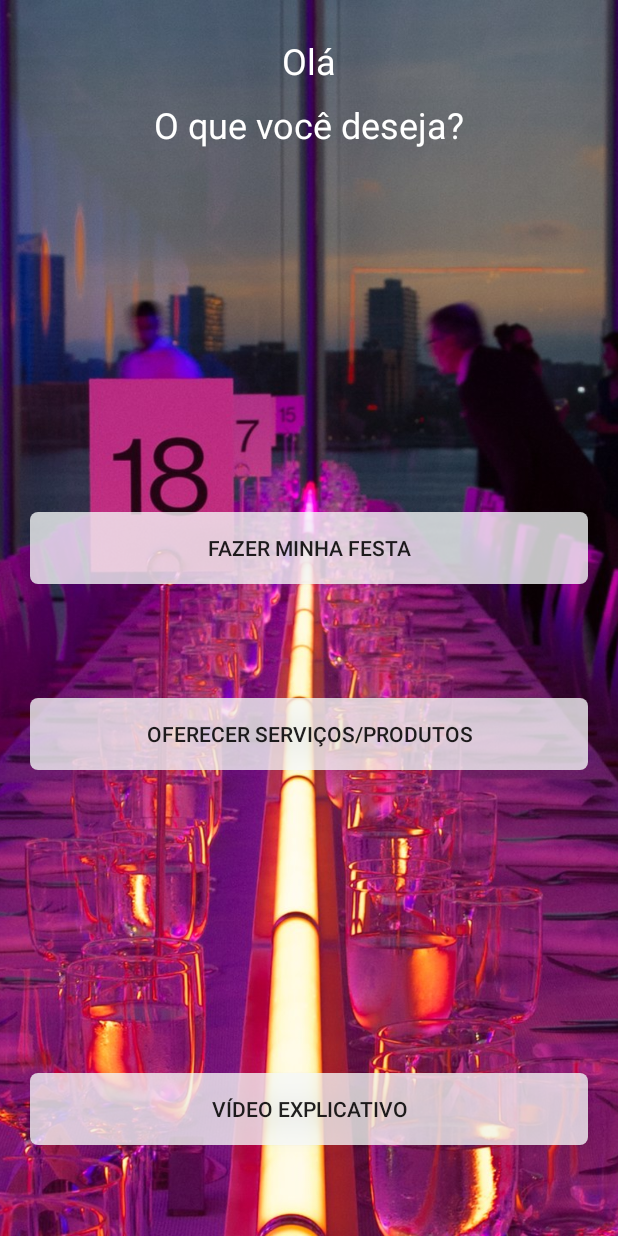
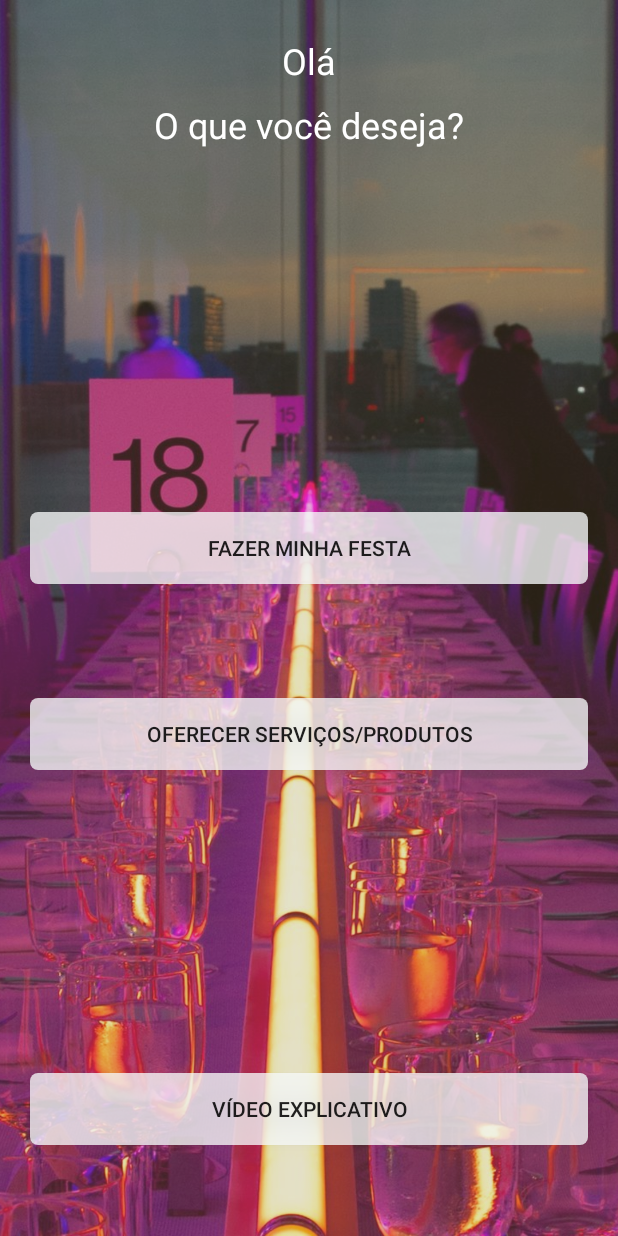
Before and after one commit to rosrcharch/eventos-app, an Android app: the screen it shows after launch (MainActivity), on a phone screen of 412 x 824 dp. Run offline under Robolectric (Android 15) with nearby library versions, the phone set to English and light mode, and no system bars.

Commit message:
mudanças na tela principal

```diff
--- a/app/build.gradle
+++ b/app/build.gradle
@@ -32,6 +32,7 @@ dependencies {
     implementation 'com.ogaclejapan.smarttablayout:library:1.7.0@aar'
     implementation 'com.ogaclejapan.smarttablayout:utils-v4:1.7.0@aar'
 
+
 /*    //Optional: see how to use the utility.
     implementation 'com.ogaclejapan.smarttablayout:utils-v4:1.7.0@aar'
 
--- a/app/src/main/java/com/example/festaseeventos/Activity/Fragments/InformacoesFragment.java
+++ b/app/src/main/java/com/example/festaseeventos/Activity/Fragments/InformacoesFragment.java
@@ -34,7 +34,7 @@ public class InformacoesFragment extends Fragment {
         View view = inflater.inflate(R.layout.fragment_informacoes, container, false);
 
         //Configurando o adapter e a listagem dos itens
-        final ArrayAdapter<String> adapter = new ArrayAdapter<String>(this.getActivity(), android.R.layout.simple_spinner_dropdown_item, cardViewNome);
+        ArrayAdapter<String> adapter = new ArrayAdapter<String>(this.getActivity(), android.R.layout.simple_spinner_dropdown_item, cardViewNome);
         adapter.setDropDownViewResource(android.R.layout.simple_spinner_dropdown_item);
 
         //Configuração do spinner do layout
--- a/app/src/main/res/layout/activity_main.xml
+++ b/app/src/main/res/layout/activity_main.xml
@@ -8,30 +8,28 @@
     android:focusableInTouchMode="false"
     tools:context=".Activity.MainActivity">
 
-    <Button
-        android:id="@+id/btnCadastrarFesta"
-        style="@style/Botao_tela_principal"
-        android:layout_height="wrap_content"
-        android:onClick="cadastrarFesta"
-        android:text="@string/stringBtnFesta"
+    <ImageView
+        android:id="@+id/imageView2"
+        android:layout_width="match_parent"
+        android:layout_height="match_parent"
+        android:contentDescription="@string/stringDescricao"
+        android:scaleType="centerCrop"
         app:layout_constraintBottom_toBottomOf="parent"
         app:layout_constraintEnd_toEndOf="parent"
         app:layout_constraintStart_toStartOf="parent"
-        app:layout_constraintTop_toTopOf="@+id/imageView2"
-        app:layout_constraintVertical_bias="0.44" />
+        app:layout_constraintTop_toTopOf="parent"
+        app:srcCompat="@drawable/eventos_banner" />
 
-    <Button
-        android:id="@+id/btnOferecerServico"
-        style="@style/Botao_tela_principal"
-        android:background="@drawable/bg_button_customizado1"
-        android:onClick="cadastrarEmpresa"
-        android:text="@string/stringBtnOferecerServico"
+
+    <View
+        android:id="@+id/view"
+        android:layout_width="wrap_content"
+        android:layout_height="wrap_content"
+        android:background="@color/colorAccent"
         app:layout_constraintBottom_toBottomOf="parent"
         app:layout_constraintEnd_toEndOf="parent"
-        app:layout_constraintHorizontal_bias="0.0"
         app:layout_constraintStart_toStartOf="parent"
-        app:layout_constraintTop_toTopOf="@+id/imageView2"
-        app:layout_constraintVertical_bias="0.6" />
+        app:layout_constraintTop_toTopOf="parent" />
 
     <Button
         android:id="@+id/btnVideoExplicativo"
@@ -46,18 +44,29 @@
         app:layout_constraintTop_toBottomOf="@+id/textView2"
         app:layout_constraintVertical_bias="0.947" />
 
-    <ImageView
-        android:id="@+id/imageView2"
-        android:layout_width="match_parent"
-        android:layout_height="match_parent"
-        android:contentDescription="@string/stringDescricao"
-        android:scaleType="centerCrop"
+    <Button
+        android:id="@+id/btnCadastrarFesta"
+        style="@style/Botao_tela_principal"
+        android:layout_height="wrap_content"
+        android:onClick="cadastrarFesta"
+        android:text="@string/stringBtnFesta"
         app:layout_constraintBottom_toBottomOf="parent"
         app:layout_constraintEnd_toEndOf="parent"
         app:layout_constraintStart_toStartOf="parent"
         app:layout_constraintTop_toTopOf="parent"
-        app:srcCompat="@drawable/eventos_banner" />
+        app:layout_constraintVertical_bias="0.44" />
 
+    <TextView
+        android:id="@+id/textView2"
+        android:layout_width="wrap_content"
+        android:layout_height="wrap_content"
+        android:layout_marginTop="10dp"
+        android:text="@string/stringTextoPrincipal2"
+        android:textColor="@android:color/white"
+        android:textSize="24sp"
+        app:layout_constraintEnd_toEndOf="parent"
+        app:layout_constraintStart_toStartOf="parent"
+        app:layout_constraintTop_toBottomOf="@+id/textView" />
 
     <TextView
         android:id="@+id/textView"
@@ -71,16 +80,17 @@
         app:layout_constraintStart_toStartOf="parent"
         app:layout_constraintTop_toTopOf="parent" />
 
-    <TextView
-        android:id="@+id/textView2"
-        android:layout_width="wrap_content"
-        android:layout_height="wrap_content"
-        android:layout_marginTop="10dp"
-        android:text="@string/stringTextoPrincipal2"
-        android:textColor="@android:color/white"
-        android:textSize="24sp"
+    <Button
+        android:id="@+id/btnOferecerServico"
+        style="@style/Botao_tela_principal"
+        android:background="@drawable/bg_button_customizado1"
+        android:onClick="cadastrarEmpresa"
+        android:text="@string/stringBtnOferecerServico"
+        app:layout_constraintBottom_toBottomOf="parent"
         app:layout_constraintEnd_toEndOf="parent"
+        app:layout_constraintHorizontal_bias="0.0"
         app:layout_constraintStart_toStartOf="parent"
-        app:layout_constraintTop_toBottomOf="@+id/textView" />
+        app:layout_constraintTop_toTopOf="parent"
+        app:layout_constraintVertical_bias="0.6" />
 
 </androidx.constraintlayout.widget.ConstraintLayout>
--- a/app/src/main/res/layout/fragment_informacoes.xml
+++ b/app/src/main/res/layout/fragment_informacoes.xml
@@ -11,13 +11,10 @@
     <Spinner
         android:id="@+id/spinner_categoria"
         android:layout_width="match_parent"
-        android:layout_height="wrap_content" />
-
-    <ImageView
-        android:id="@+id/imageView2"
-        android:layout_width="match_parent"
-        android:layout_height="wrap_content"/>
-
+        android:layout_height="48dp"
+        android:layout_margin="12dp"
+        android:padding="8dp"
+        android:spinnerMode="dialog" />
 
 
 </LinearLayout>
--- a/app/src/main/res/values/colors.xml
+++ b/app/src/main/res/values/colors.xml
@@ -3,5 +3,5 @@
     <color name="colorPrimary">#2196f3</color>
     <color name="colorPrimaryDark">#0069c0</color>
     <color name="colorPrimaryLight">#6ec6ff</color>
-    <color name="colorAccent">#9e9e9e</color>
+    <color name="colorAccent">#3D8F8B55</color>
 </resources>
```
